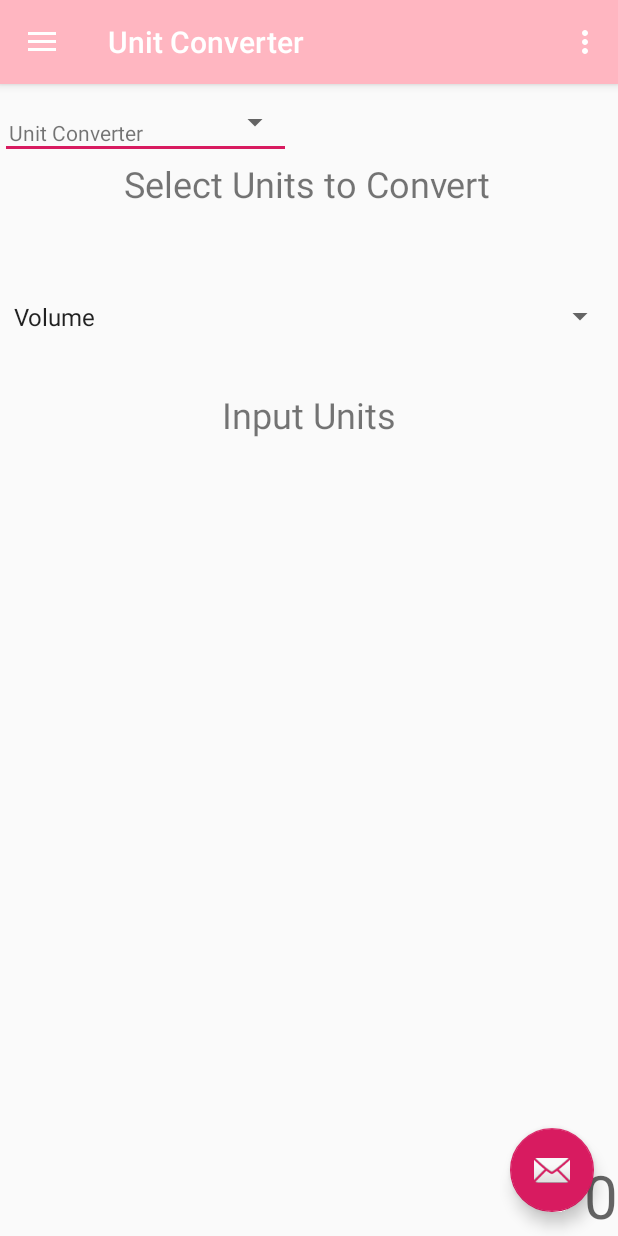
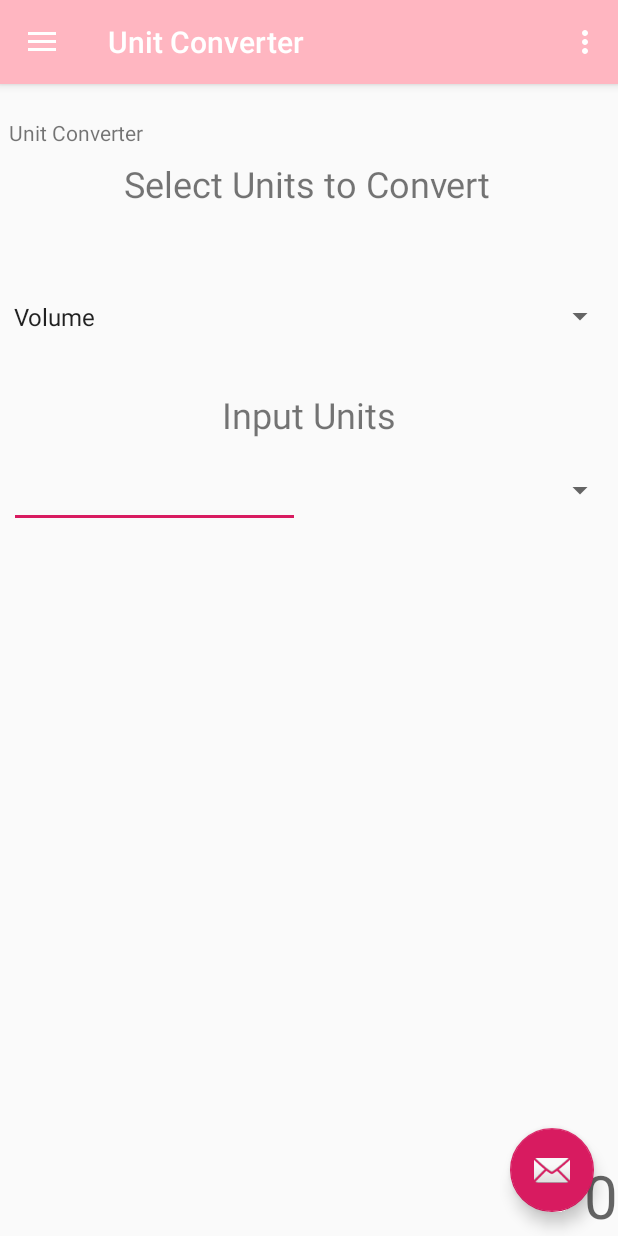
Before and after one commit to MayaIsla/3354-Team-Moc, an Android app: the screen it shows after launch (MainActivity), in the side drawer, after a tap on "Unit Converter", on a phone screen of 412 x 824 dp. Run offline under Robolectric (Android 15) with nearby library versions, the phone set to English and light mode, and no system bars; our stand-ins replace navigation-ui.

Commit message:
Move hardcoded unit converter strings to strings.xml

```diff
--- a/app/src/main/res/layout/fragment_unit_converter.xml
+++ b/app/src/main/res/layout/fragment_unit_converter.xml
@@ -42,7 +42,7 @@
         android:layout_marginTop="107dp"
         android:layout_marginEnd="1dp"
         android:layout_marginBottom="565dp"
-        android:entries="@array/unit_options_array"
+        android:entries="@array/unit_options"
         app:layout_constraintBottom_toBottomOf="parent"
         app:layout_constraintEnd_toEndOf="parent"
         app:layout_constraintStart_toStartOf="parent"
@@ -56,7 +56,7 @@
         android:layout_marginTop="186dp"
         android:layout_marginEnd="148.5dp"
         android:layout_marginBottom="513dp"
-        android:text="Input Units"
+        android:text="@string/input_units"
         android:textSize="24sp"
         app:layout_constraintBottom_toBottomOf="parent"
         app:layout_constraintEnd_toEndOf="parent"
@@ -67,16 +67,28 @@
         android:id="@+id/editText"
         android:layout_width="194dp"
         android:layout_height="50dp"
+        android:layout_marginStart="5dp"
+        android:layout_marginTop="227dp"
+        android:layout_marginEnd="212dp"
+        android:layout_marginBottom="454dp"
         android:ems="10"
         android:inputType="numberDecimal"
-        tools:layout_editor_absoluteX="5dp"
-        tools:layout_editor_absoluteY="227dp" />
+        app:layout_constraintBottom_toBottomOf="parent"
+        app:layout_constraintEnd_toEndOf="parent"
+        app:layout_constraintStart_toStartOf="parent"
+        app:layout_constraintTop_toTopOf="parent" />
 
     <Spinner
         android:id="@+id/spinner2"
         android:layout_width="194dp"
         android:layout_height="51dp"
-        tools:layout_editor_absoluteX="216dp"
-        tools:layout_editor_absoluteY="227dp" />
+        android:layout_marginStart="216dp"
+        android:layout_marginTop="227dp"
+        android:layout_marginEnd="1dp"
+        android:layout_marginBottom="453dp"
+        app:layout_constraintBottom_toBottomOf="parent"
+        app:layout_constraintEnd_toEndOf="parent"
+        app:layout_constraintStart_toStartOf="parent"
+        app:layout_constraintTop_toTopOf="parent" />
 
 </androidx.constraintlayout.widget.ConstraintLayout>
--- a/app/src/main/res/values/strings.xml
+++ b/app/src/main/res/values/strings.xml
@@ -34,11 +34,17 @@
     <string name="multiplication">*</string>
 
 	<string name="units_instruction">Select Units to Convert</string>
-    <string-array name="unit_options_array">
+    <string name="input_units">Input Units</string>
+    <string-array name="unit_options">
     	<item>Volume</item>
     	<item>Length</item>
         <item>Weight and Mass</item>
         <item>Temperature</item>
+    </string-array>
+    <string-array name="temperature_options">
+        <item>Fahrenheit</item>
+        <item>Celsius</item>
+        <item>Kelvin</item>
     </string-array>
 
     <string name="menu_programmer_calculator">Programmer Calculator</string>
```
